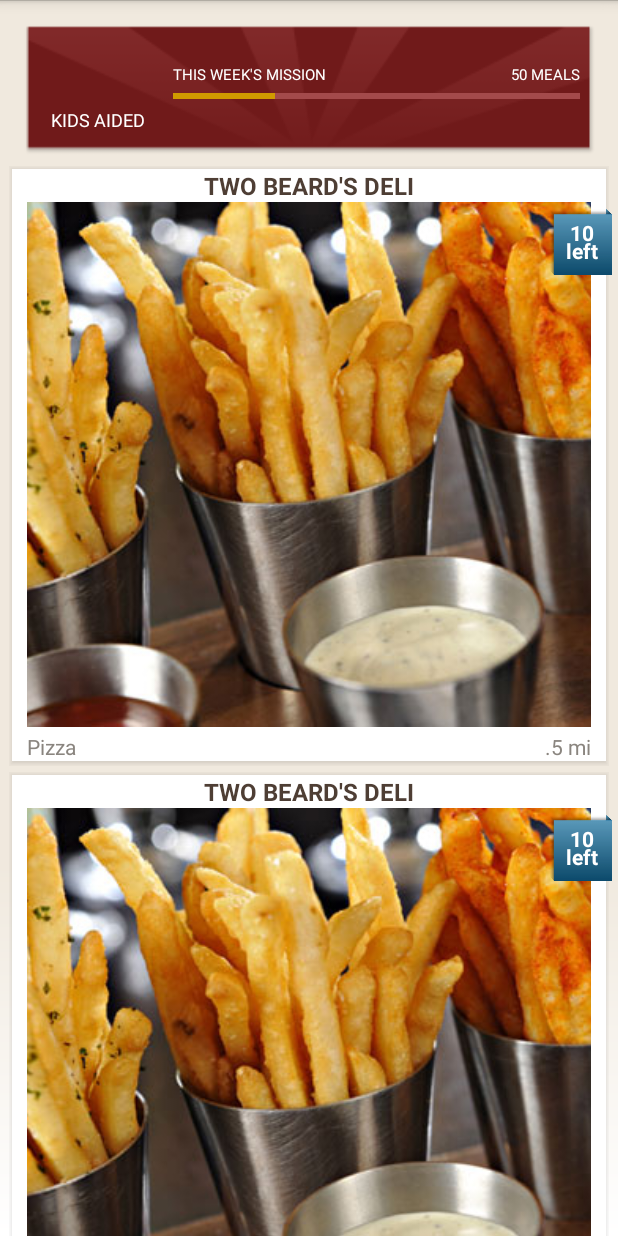
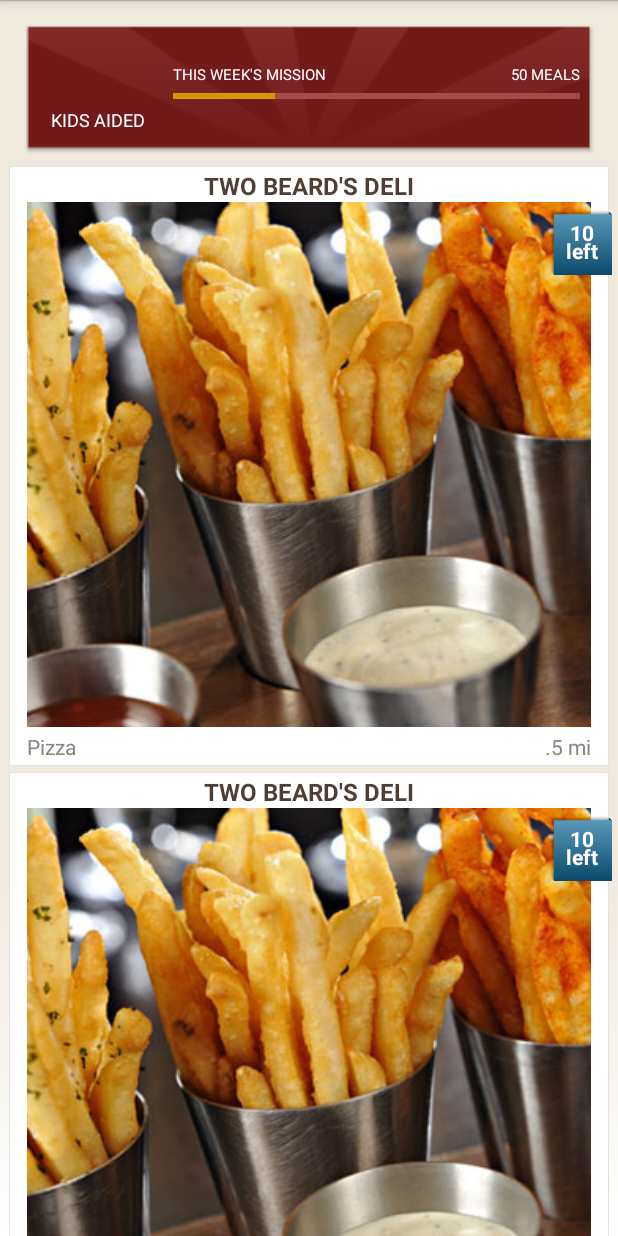
Before and after one commit to gvv-ua/FoodCirclesGeekHub, an Android app: the layout polaroid_grid.xml on its own in the app's theme, with its tools: preview values and no code run, on a phone screen of 412 x 824 dp. Run offline under Robolectric (Android 15) with nearby library versions, the phone set to English and light mode, and no system bars.

```diff
--- /dev/null
+++ b/foodCircles/src/main/res/drawable/polaroid_background.xml
@@ -0,0 +1,18 @@
+<?xml version="1.0" encoding="utf-8"?>
+<layer-list xmlns:android="http://schemas.android.com/apk/res/android">
+    <item>
+        <shape android:shape="rectangle">
+            <solid android:color="#e2e2e2"/>
+        </shape>
+    </item>
+
+    <item
+        android:left="1dp"
+        android:right="1dp"
+        android:top="1dp"
+        android:bottom="1dp">
+        <shape android:shape="rectangle">
+            <solid android:color="@android:color/white"/>
+        </shape>
+    </item>
+</layer-list>
--- a/foodCircles/src/main/res/layout/polaroid.xml
+++ b/foodCircles/src/main/res/layout/polaroid.xml
@@ -4,16 +4,6 @@
     android:layout_height="match_parent"
     android:orientation="vertical"
     android:padding="0dip" >
-
-    <ImageView
-        android:id="@+id/imageView2"
-        android:layout_width="match_parent"
-        android:layout_height="match_parent"
-        android:layout_margin="2dp"
-        android:adjustViewBounds="true"
-        android:background="@android:color/transparent"
-        android:scaleType="fitXY"
-        android:src="@drawable/polshadow" />
 
     <FrameLayout
         android:layout_width="match_parent"
@@ -44,6 +34,7 @@
             android:paddingLeft="2dp"
             android:paddingRight="2dp"
             android:paddingTop="2dp"
+            android:background="@drawable/polaroid_background"
             android:visibility="visible" >
 
             <LinearLayout
```
